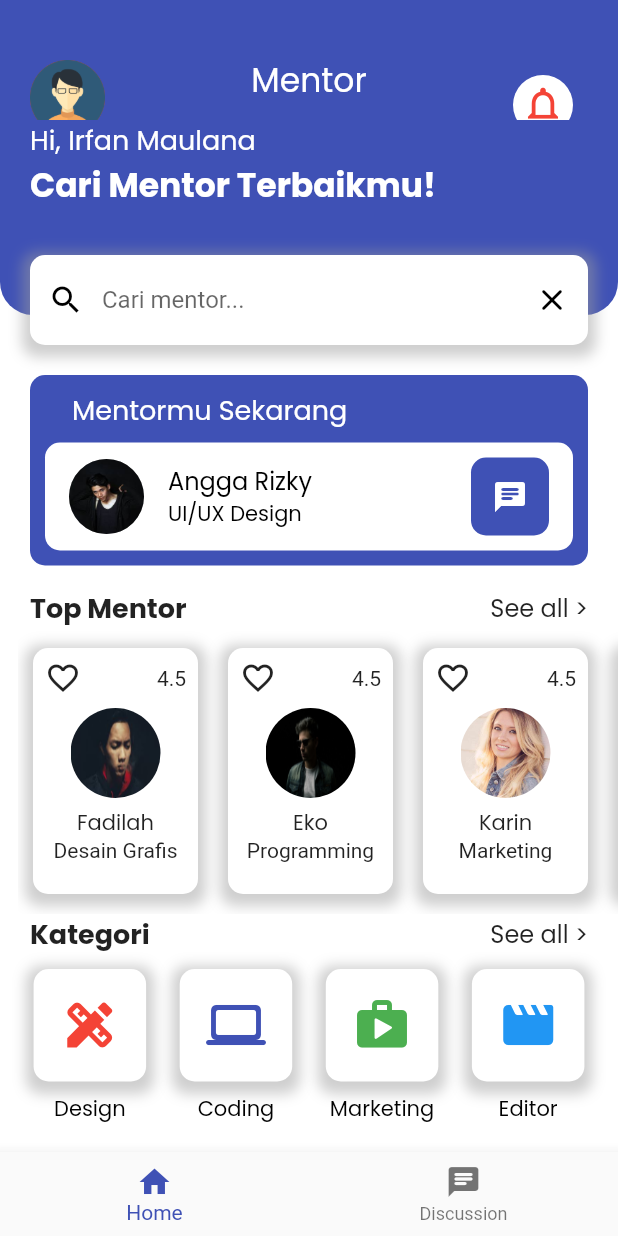
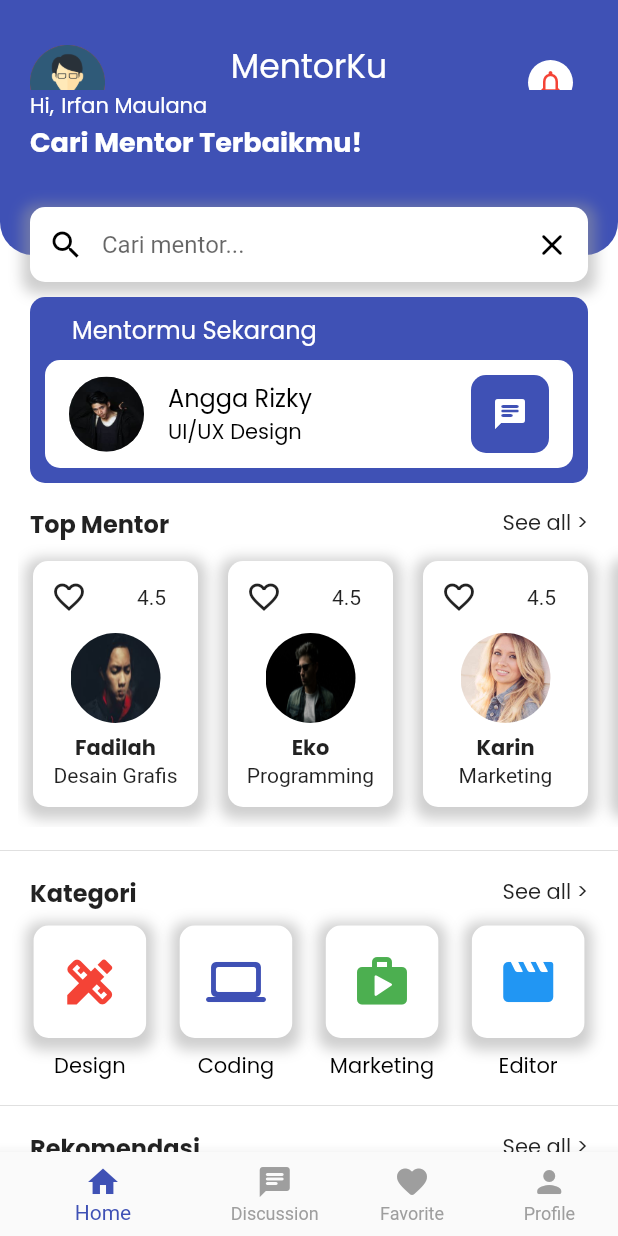
Before and after one commit to irfanrev/carimentor_mobileapp, a Flutter app: the screen it shows after launch, after a tap on the "arrow forward" icon, after a tap on "Skip", after a tap on "Login", on a phone screen of 412 x 824 dp. Run offline on Flutter 3.47's test engine with Material 2 defaults, Android fonts, the light colour scheme and no system bars; our stand-ins replace carousel_pro, cool_alert, google_fonts, introduction_screen.

Commit message:
home udah fiks

```diff
--- /dev/null
+++ b/lib/screen/favorite_screen.dart
@@ -0,0 +1,12 @@
+import 'package:flutter/material.dart';
+
+class FavoriteScreen extends StatelessWidget {
+  @override
+  Widget build(BuildContext context) {
+    return Scaffold(
+      body: Center(
+        child: Text('favorite'),
+      ),
+    );
+  }
+}
--- a/lib/screen/home_screen.dart
+++ b/lib/screen/home_screen.dart
@@ -34,7 +34,7 @@ class _HomePageState extends State<HomePage> {
     return Scaffold(
       backgroundColor: Colors.white,
       appBar: PreferredSize(
-          preferredSize: Size.fromHeight(80),
+          preferredSize: Size.fromHeight(60),
           child: Stack(
             children: <Widget>[
               Container(
@@ -43,12 +43,12 @@ class _HomePageState extends State<HomePage> {
                 ),
                 padding: EdgeInsets.only(top: 28.0),
                 child: Center(
-                    child: Text('Mentor',
+                    child: Text('MentorKu',
                         style: GoogleFonts.poppins(
                             fontSize: 22.0, color: Colors.white))),
               ),
               Positioned(
-                  top: 40.0,
+                  top: 30.0,
                   left: 20.0,
                   child: Row(
                     children: [
@@ -66,18 +66,23 @@ class _HomePageState extends State<HomePage> {
                     ],
                   )),
               Positioned(
-                top: 50.0,
+                top: 40.0,
                 right: 20.0,
                 child: Row(
                   children: [
                     InkWell(
-                      onTap: () {},
+                      onTap: () {
+                        Navigator.push(
+                            context,
+                            MaterialPageRoute(
+                                builder: (context) => NotifScreen()));
+                      },
                       child: Container(
                         padding: EdgeInsets.all(5),
                         decoration: BoxDecoration(
                             shape: BoxShape.circle, color: Colors.white),
                         child: Icon(Icons.notifications_none_outlined,
-                            color: Colors.red, size: 30.0),
+                            color: Colors.red, size: 20.0),
                       ),
                     ),
                     Padding(padding: EdgeInsets.only(left: 10.0)),
@@ -98,7 +103,7 @@ class _HomePageState extends State<HomePage> {
                 children: [
                   Container(
                     width: MediaQuery.of(context).size.width,
-                    height: 130,
+                    height: 110,
                     decoration: BoxDecoration(
                       color: Colors.indigo,
                       borderRadius: BorderRadius.only(
@@ -121,7 +126,7 @@ class _HomePageState extends State<HomePage> {
                                 Text(
                                   'Hi,',
                                   style: GoogleFonts.poppins(
-                                      fontSize: 18, color: Colors.white),
+                                      fontSize: 14, color: Colors.white),
                                 ),
                                 SizedBox(
                                   width: 5,
@@ -129,14 +134,14 @@ class _HomePageState extends State<HomePage> {
                                 Text(
                                   'Irfan Maulana',
                                   style: GoogleFonts.poppins(
-                                      fontSize: 18, color: Colors.white),
+                                      fontSize: 14, color: Colors.white),
                                 ),
                               ],
                             ),
                             Text(
                               'Cari Mentor Terbaikmu!',
                               style: GoogleFonts.poppins(
-                                  fontSize: 22,
+                                  fontSize: 18,
                                   color: Colors.white,
                                   fontWeight: FontWeight.bold),
                             ),
@@ -148,7 +153,7 @@ class _HomePageState extends State<HomePage> {
                           width: MediaQuery.of(context).size.width,
                           margin: EdgeInsets.symmetric(
                               horizontal: 20, vertical: 10),
-                          height: 60,
+                          height: 50,
                           decoration: BoxDecoration(
                             borderRadius: BorderRadius.circular(10),
                             color: Colors.white,
@@ -193,9 +198,7 @@ class _HomePageState extends State<HomePage> {
                 ],
               ),
             ),
-            SizedBox(
-              height: 10,
-            ),
+
             Container(
               margin: EdgeInsets.symmetric(horizontal: 20),
               padding: EdgeInsets.all(10.0),
@@ -212,7 +215,7 @@ class _HomePageState extends State<HomePage> {
                     child: Text(
                       'Mentormu Sekarang',
                       style: GoogleFonts.poppins(
-                          fontSize: 18, color: Colors.white),
+                          fontSize: 16, color: Colors.white),
                     ),
                   ),
                   SizedBox(
@@ -276,7 +279,7 @@ class _HomePageState extends State<HomePage> {
                   Text(
                     'Top Mentor',
                     style: GoogleFonts.poppins(
-                        fontSize: 18, fontWeight: FontWeight.bold),
+                        fontSize: 16, fontWeight: FontWeight.bold),
                   ),
                   InkWell(
                     onTap: () {
@@ -287,7 +290,7 @@ class _HomePageState extends State<HomePage> {
                     },
                     child: Text(
                       'See all >',
-                      style: GoogleFonts.poppins(fontSize: 16),
+                      style: GoogleFonts.poppins(fontSize: 14),
                     ),
                   ),
                 ],
@@ -306,7 +309,7 @@ class _HomePageState extends State<HomePage> {
                     padding: const EdgeInsets.symmetric(
                         vertical: 13.0, horizontal: 10),
                     child: Container(
-                      padding: EdgeInsets.all(8),
+                      //padding: EdgeInsets.all(2),
                       width: 110,
                       decoration: BoxDecoration(
                         color: Colors.white,
@@ -325,13 +328,14 @@ class _HomePageState extends State<HomePage> {
                           Row(
                             mainAxisAlignment: MainAxisAlignment.spaceBetween,
                             children: [
-                              Icon(Icons.favorite_border_outlined),
-                              Text('4.5')
+                              FavoriteButton(),
+                              Text('4.5'),
+                              Text(''),
                             ],
                           ),
-                          SizedBox(
-                            height: 8,
-                          ),
+                          // SizedBox(
+                          //   height: 8,
+                          // ),
                           Container(
                             width: 60,
                             height: 60,
@@ -347,7 +351,8 @@ class _HomePageState extends State<HomePage> {
                           ),
                           Text(
                             topMentor.name,
-                            style: GoogleFonts.poppins(),
+                            style: GoogleFonts.poppins(
+                                fontWeight: FontWeight.bold),
                           ),
                           Text(topMentor.kategori)
                         ],
@@ -357,6 +362,9 @@ class _HomePageState extends State<HomePage> {
                 },
               ),
             ),
+            SizedBox(height: 8),
+            Divider(),
+            SizedBox(height: 8),
             Container(
               padding: EdgeInsets.only(left: 20, right: 20),
               child: Row(
@@ -365,7 +373,7 @@ class _HomePageState extends State<HomePage> {
                   Text(
                     'Kategori',
                     style: GoogleFonts.poppins(
-                        fontSize: 18, fontWeight: FontWeight.bold),
+                        fontSize: 16, fontWeight: FontWeight.bold),
                   ),
                   InkWell(
                     onTap: () {
@@ -376,7 +384,7 @@ class _HomePageState extends State<HomePage> {
                     },
                     child: Text(
                       'See all >',
-                      style: GoogleFonts.poppins(fontSize: 16),
+                      style: GoogleFonts.poppins(fontSize: 14),
                     ),
                   ),
                 ],
@@ -437,7 +445,7 @@ class _HomePageState extends State<HomePage> {
                     Navigator.push(
                         context,
                         MaterialPageRoute(
-                            builder: (context) => DesainScreen()));
+                            builder: (context) => ProgrammingScreen()));
                   },
                   child: Column(
                     children: [
@@ -479,7 +487,7 @@ class _HomePageState extends State<HomePage> {
                     Navigator.push(
                         context,
                         MaterialPageRoute(
-                            builder: (context) => DesainScreen()));
+                            builder: (context) => MarketingScreen()));
                   },
                   child: Column(
                     children: [
@@ -521,7 +529,7 @@ class _HomePageState extends State<HomePage> {
                     Navigator.push(
                         context,
                         MaterialPageRoute(
-                            builder: (context) => DesainScreen()));
+                            builder: (context) => EditorScreen()));
                   },
                   child: Column(
                     children: [
@@ -560,9 +568,9 @@ class _HomePageState extends State<HomePage> {
                 ),
               ],
             ),
-            SizedBox(
-              height: 20,
-            ),
+            SizedBox(height: 8),
+            Divider(),
+            SizedBox(height: 8),
 
             Container(
               padding: EdgeInsets.only(left: 20, right: 20),
@@ -570,28 +578,26 @@ class _HomePageState extends State<HomePage> {
                 mainAxisAlignment: MainAxisAlignment.spaceBetween,
                 children: [
                   Text(
-                    'Mentor Terbaik',
+                    'Rekomendasi',
                     style: GoogleFonts.poppins(
-                        fontSize: 18, fontWeight: FontWeight.bold),
+                        fontSize: 16, fontWeight: FontWeight.bold),
                   ),
                   InkWell(
                     onTap: () => Navigator.push(context,
                         MaterialPageRoute(builder: (context) => AllCategory())),
                     child: Text(
-                      'Lihat Semua >',
-                      style: GoogleFonts.poppins(fontSize: 16),
+                      'See all >',
+                      style: GoogleFonts.poppins(fontSize: 14),
                     ),
                   ),
                 ],
               ),
             ),
-            SizedBox(
-              height: 10,
-            ),
+
             Container(
                 margin: EdgeInsets.symmetric(horizontal: 10.0),
                 width: MediaQuery.of(context).size.width,
-                height: 350,
+                height: 570,
                 child: TopMentorScreen()),
 
             SizedBox(
@@ -604,3 +610,24 @@ class _HomePageState extends State<HomePage> {
     );
   }
 }
+
+// favorite button
+class FavoriteButton extends StatefulWidget {
+  @override
+  _FavoriteButtonState createState() => _FavoriteButtonState();
+}
+
+bool isFavorite = false;
+
+class _FavoriteButtonState extends State<FavoriteButton> {
+  @override
+  Widget build(BuildContext context) {
+    return IconButton(
+        icon: Icon(isFavorite ? Icons.favorite : Icons.favorite_border),
+        onPressed: () {
+          setState(() {
+            isFavorite = !isFavorite;
+          });
+        });
+  }
+}
--- a/lib/screen/navbar_screen.dart
+++ b/lib/screen/navbar_screen.dart
@@ -1,6 +1,8 @@
 import 'package:flutter/material.dart';
 import 'package:flutter_submission/screen/diskusi_screen.dart';
+import 'package:flutter_submission/screen/favorite_screen.dart';
 import 'package:flutter_submission/screen/home_screen.dart';
+import 'package:flutter_submission/screen/profile_screen.dart';
 
 class Navbar extends StatefulWidget {
   @override
@@ -10,7 +12,12 @@ class Navbar extends StatefulWidget {
 class _NavbarState extends State<Navbar> {
   int _selectedIndex = 0;
 
-  final _layoutPage = [HomePage(), Diskusi()];
+  final _layoutPage = [
+    HomePage(),
+    Diskusi(),
+    FavoriteScreen(),
+    ProfileScreen()
+  ];
 
   void _onTabItem(int index) {
     setState(() {
@@ -24,16 +31,24 @@ class _NavbarState extends State<Navbar> {
       body: _layoutPage.elementAt(_selectedIndex),
       bottomNavigationBar: BottomNavigationBar(
         selectedItemColor: Colors.indigo,
+        unselectedItemColor: Colors.grey,
+        showUnselectedLabels: true,
         items: <BottomNavigationBarItem>[
           BottomNavigationBarItem(
-            backgroundColor: Colors.red,
             icon: Icon(Icons.home),
             label: 'Home',
           ),
           BottomNavigationBarItem(
-            backgroundColor: Colors.red,
             icon: Icon(Icons.chat_rounded),
             label: 'Discussion',
+          ),
+          BottomNavigationBarItem(
+            icon: Icon(Icons.favorite_rounded),
+            label: 'Favorite',
+          ),
+          BottomNavigationBarItem(
+            icon: Icon(Icons.person_rounded),
+            label: 'Profile',
           )
         ],
         currentIndex: _selectedIndex,
--- /dev/null
+++ b/lib/screen/profile_screen.dart
@@ -0,0 +1,12 @@
+import 'package:flutter/material.dart';
+
+class ProfileScreen extends StatelessWidget {
+  @override
+  Widget build(BuildContext context) {
+    return Scaffold(
+      body: Center(
+        child: Text('test'),
+      ),
+    );
+  }
+}
--- a/lib/screen/programming_screen.dart
+++ b/lib/screen/programming_screen.dart
@@ -10,7 +10,7 @@ class ProgrammingScreen extends StatelessWidget {
   Widget build(BuildContext context) {
     return Scaffold(
         appBar: AppBar(
-          backgroundColor: Colors.red,
+          backgroundColor: Colors.indigo,
           title: Text('Programming'),
         ),
         body: Padding(
@@ -62,7 +62,7 @@ class ProgrammingScreen extends StatelessWidget {
                     trailing: IconButton(
                       icon: Icon(
                         Icons.chat_rounded,
-                        color: Colors.red,
+                        color: Colors.indigo,
                       ),
                       onPressed: () {
                         Navigator.push(
--- a/lib/screen/starter.dart
+++ b/lib/screen/starter.dart
@@ -10,35 +10,36 @@ class OnBoardingPage extends StatelessWidget {
         child: IntroductionScreen(
           pages: [
             PageViewModel(
-              title: 'A reader lives a thousand lives',
-              body: 'The man who never reads lives only one.',
+              title: 'Upgrade kemampuan sesuai fashion',
+              body: 'Terdapat banyak mentor handal yang siap membantu.',
               image: buildImage('assets/on1.png'),
               decoration: getPageDecoration(),
             ),
             PageViewModel(
-              title: 'Featured Books',
-              body: 'Available right at your fingerprints',
+              title: 'Selangkah lebih maju',
+              body:
+                  'Dengan mentorku, anda akan mendapat bimbingan full oleh mentor profesional',
               image: buildImage('assets/on2.png'),
               decoration: getPageDecoration(),
             ),
             PageViewModel(
-              title: 'Simple UI',
-              body: 'For enhanced reading experience',
+              title: 'Forum diskusi dan bimbingan',
+              body: 'Semua mentor siap membimbing kapanpun dan dimanapun',
               image: buildImage('assets/on3.png'),
               decoration: getPageDecoration(),
             ),
             PageViewModel(
-              title: 'Today a reader, tomorrow a leader',
+              title: 'Dengan mentorku belajar akan lebih mudah',
               body: 'Start your journey',
               footer: ButtonWidget(
-                text: 'Start Reading',
+                text: 'Get Started',
                 onClicked: () => goToHome(context),
               ),
               image: buildImage('assets/on4.png'),
               decoration: getPageDecoration(),
             ),
           ],
-          done: Text('Read', style: TextStyle(fontWeight: FontWeight.w600)),
+          done: Text('Mulai', style: TextStyle(fontWeight: FontWeight.w600)),
           onDone: () => goToHome(context),
           showSkipButton: true,
           skip: Text('Skip'),
--- a/lib/screen/topmentor_screen.dart
+++ b/lib/screen/topmentor_screen.dart
@@ -17,6 +17,7 @@ class TopMentorScreen extends StatelessWidget {
           return InkWell(
             onTap: () {},
             child: Container(
+              padding: EdgeInsets.symmetric(horizontal: 10, vertical: 12),
               margin: EdgeInsets.symmetric(horizontal: 10, vertical: 5),
               decoration: BoxDecoration(
                 color: Colors.white,
@@ -30,12 +31,15 @@ class TopMentorScreen extends StatelessWidget {
                   ),
                 ],
               ),
-              child: ListTile(
+              child: Column(
+                children: [
+                  ListTile(
                     leading: Container(
                       height: 65,
                       width: 65,
                       decoration: BoxDecoration(
-                    shape: BoxShape.circle,
+                        //shape: BoxShape.circle,
+                        borderRadius: BorderRadius.circular(10),
                         image: DecorationImage(
                             image: AssetImage(
                               topmentor.imageAssets,
@@ -48,16 +52,38 @@ class TopMentorScreen extends StatelessWidget {
                       style: GoogleFonts.poppins(fontSize: 18),
                     ),
                     subtitle: Text(topmentor.kategori),
-                trailing: IconButton(
-                  icon: Icon(
-                    Icons.chat_rounded,
-                    color: Colors.indigo,
+                    trailing: FavoriteButtonTop(),
                   ),
-                  onPressed: () {
-                    Navigator.push(context,
-                        MaterialPageRoute(builder: (context) => ChatScreen()));
-                  },
+                  Row(
+                    mainAxisAlignment: MainAxisAlignment.spaceEvenly,
+                    children: [
+                      Column(
+                        crossAxisAlignment: CrossAxisAlignment.start,
+                        children: [
+                          Text(
+                            'Available',
+                            style: TextStyle(color: Colors.green),
                           ),
+                          Text('09.00 WIB - Besok'),
+                        ],
+                      ),
+                      SizedBox(),
+                      Container(
+                        width: 100,
+                        height: 30,
+                        decoration: BoxDecoration(
+                            borderRadius: BorderRadius.circular(5),
+                            color: Colors.green),
+                        child: Center(
+                          child: Text(
+                            'Request',
+                            style: GoogleFonts.poppins(color: Colors.white),
+                          ),
+                        ),
+                      ),
+                    ],
+                  )
+                ],
               ),
             ),
           );
@@ -66,3 +92,24 @@ class TopMentorScreen extends StatelessWidget {
     );
   }
 }
+
+// favorite button
+class FavoriteButtonTop extends StatefulWidget {
+  @override
+  _FavoriteButtonTopState createState() => _FavoriteButtonTopState();
+}
+
+bool isFavorite = false;
+
+class _FavoriteButtonTopState extends State<FavoriteButtonTop> {
+  @override
+  Widget build(BuildContext context) {
+    return IconButton(
+        icon: Icon(isFavorite ? Icons.favorite : Icons.favorite_border),
+        onPressed: () {
+          setState(() {
+            isFavorite = !isFavorite;
+          });
+        });
+  }
+}
```
Lines whose indentation alone changed are shown as unchanged.
